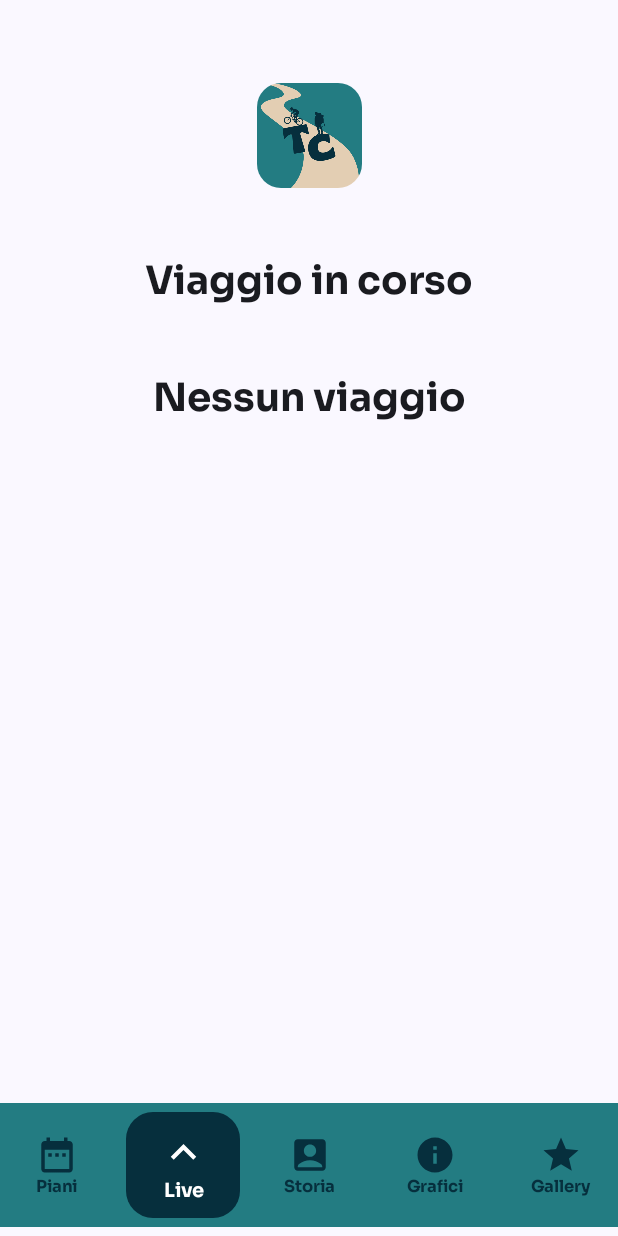
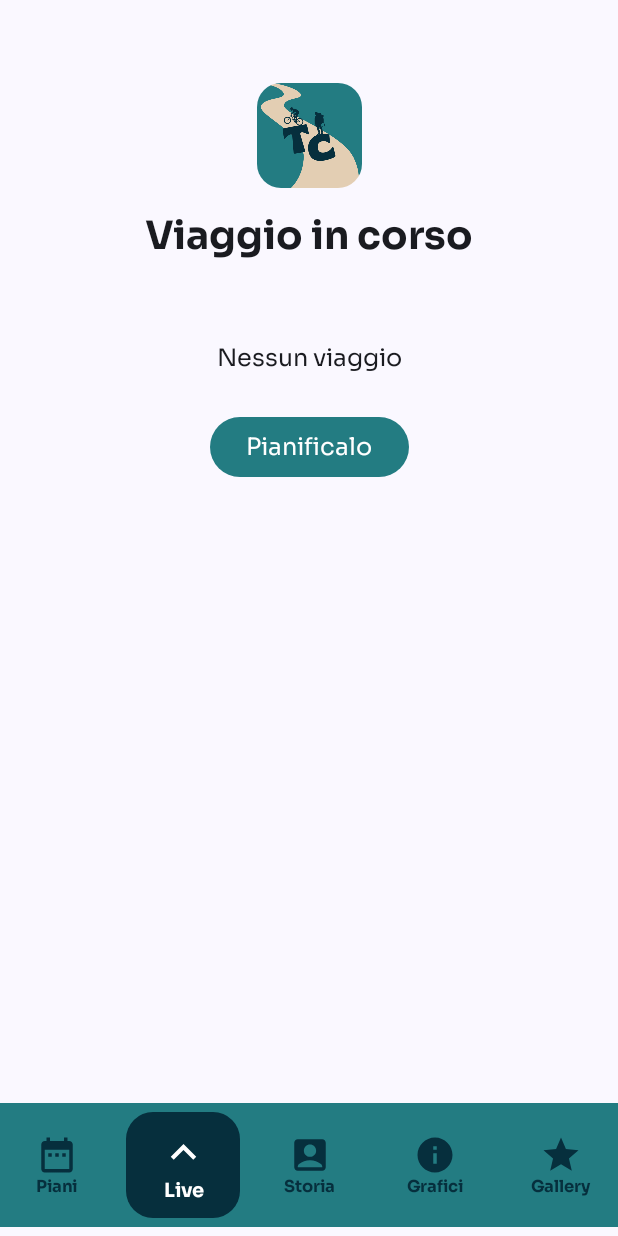
Before and after one commit to Manieri03/myTravelCompanion, an Android app built with Jetpack Compose: the screen it shows after launch (MainActivity), after a tap on "Live", on a phone screen of 412 x 824 dp. Run offline under Robolectric (Android 15) with nearby library versions, the phone set to English and light mode, and no system bars; our stand-ins replace Room's generated code.

Commit message:
Fix db importante e aggiunte
Aggiunta delle foreign key verso Trip con on delete cascade, possibilità di eliminazione di viaggio passato singolo

```diff
--- a/app/src/main/java/com/example/mytravelcompanion/data/AppDB.kt
+++ b/app/src/main/java/com/example/mytravelcompanion/data/AppDB.kt
@@ -6,7 +6,8 @@ import androidx.room.Room
 import androidx.room.RoomDatabase
 import androidx.room.TypeConverters
 
-@Database(entities = [Trip::class, Marker::class, Journey::class], version = 5, exportSchema = false)
+
+@Database(entities = [Trip::class, Marker::class, Journey::class], version = 8, exportSchema = false)
 @TypeConverters(Converters::class)
 abstract class AppDatabase : RoomDatabase() {
     abstract fun tripDao(): TripDao
--- a/app/src/main/java/com/example/mytravelcompanion/data/JourneyDAO.kt
+++ b/app/src/main/java/com/example/mytravelcompanion/data/JourneyDAO.kt
@@ -12,7 +12,7 @@ interface JourneyDAO {
     suspend fun insertJourney(journey: Journey): Long
 
     @Query("SELECT * FROM journeys WHERE tripId = :tripId")
-    suspend fun getJourneysForTrip(tripId: Long): List<Journey>
+    suspend fun getJourneysForTrip(tripId: Int): List<Journey>
 
     @Query("SELECT * FROM journeys WHERE id = :id")
     suspend fun getJourneyById(id: Long): Journey?
@@ -30,7 +30,7 @@ interface JourneyDAO {
     suspend fun deleteAllJourneys()
 
     @Query("DELETE FROM journeys WHERE tripId = :tripId")
-    suspend fun deleteJourneysForTrip(tripId: Long)
+    suspend fun deleteJourneysForTrip(tripId: Int)
 
     @Query("SELECT * FROM journeys")
     suspend fun getAllJourneys(): List<Journey>
--- a/app/src/main/java/com/example/mytravelcompanion/data/MarkerDAO.kt
+++ b/app/src/main/java/com/example/mytravelcompanion/data/MarkerDAO.kt
@@ -17,6 +17,12 @@ interface MarkerDAO {
     @Query("DELETE FROM markers WHERE tripId = :tripId")
     suspend fun deleteMarkersByTrip(tripId: Int)
 
-    @Query("SELECT * FROM markers WHERE photoPath IS NOT NULL ORDER BY tripId")
-    suspend fun getAllPhotos(): List<Marker>
+    @Query("""
+        SELECT m.id, m.tripId, m.photoPath, t.destination
+        FROM markers AS m
+        INNER JOIN trips AS t ON m.tripId = t.id
+        WHERE m.photoPath IS NOT NULL
+        ORDER BY m.tripId
+    """)
+    suspend fun getAllPhotosTrip(): List<MarkerWithTripName>
 }
--- a/app/src/main/java/com/example/mytravelcompanion/navigation/NavHost.kt
+++ b/app/src/main/java/com/example/mytravelcompanion/navigation/NavHost.kt
@@ -26,7 +26,7 @@ fun NavHost() {
             modifier = Modifier.padding(paddingValues)
         ) {
             composable("Plan") { Plan() }
-            composable("Live") { Live() }
+            composable("Live") { Live(navController) }
             composable("Story") { Story() }
             composable("Graphics") { Graphics() }
             composable("Gallery") { Gallery() }
--- a/app/src/main/java/com/example/mytravelcompanion/ui/screens/Gallery.kt
+++ b/app/src/main/java/com/example/mytravelcompanion/ui/screens/Gallery.kt
@@ -86,18 +86,18 @@ fun Gallery() {
 
         if (memories.isEmpty()) {
             Text(
-                "Non hai ancora aggiunto ricordi con foto 📸",
+                "Non hai ancora aggiunto foto",
                 style = myTipography2.bodyLarge,
                 modifier = Modifier.align(Alignment.CenterHorizontally)
             )
         } else {
-            memories.forEach { (tripId, photos) ->
+            memories.forEach { (tripDestination, photos) ->
                 Column(
                     modifier = Modifier.fillMaxWidth(),
                     verticalArrangement = Arrangement.spacedBy(12.dp)
                 ) {
                     Text(
-                        text = "Viaggio #$tripId",
+                        text = "Viaggio a $tripDestination",
                         fontSize = 20.sp,
                         style = myTipography2.titleMedium
                     )
--- a/app/src/main/java/com/example/mytravelcompanion/ui/screens/Live.kt
+++ b/app/src/main/java/com/example/mytravelcompanion/ui/screens/Live.kt
@@ -62,6 +62,7 @@ import androidx.compose.runtime.remember
 import androidx.compose.runtime.rememberCoroutineScope
 import androidx.compose.runtime.setValue
 import androidx.compose.ui.graphics.asImageBitmap
+import androidx.navigation.NavController
 import com.example.mytravelcompanion.data.MarkerDAO
 import com.example.mytravelcompanion.data.Trip
 import com.example.mytravelcompanion.data.TripType
@@ -81,7 +82,7 @@ import java.io.File
 import java.io.FileOutputStream
 
 @Composable
-fun Live() {
+fun Live(navController: NavController) {
     val context = LocalContext.current
     val dao = AppDatabase.getDatabase(context).tripDao()
     val markerDAO= AppDatabase.getDatabase(context).MarkerDAO()
@@ -116,7 +117,7 @@ fun Live() {
         modifier = Modifier
             .fillMaxSize()
             .padding(start = 18.dp, end = 18.dp, top = 55.dp, bottom = 18.dp),
-        verticalArrangement = Arrangement.spacedBy(45.dp)
+        verticalArrangement = Arrangement.spacedBy(15.dp)
     ){
         Row(
             modifier = Modifier.fillMaxWidth(),
@@ -144,6 +145,17 @@ fun Live() {
 
         // Mostra la mappa solo se c'è un viaggio e se il permesso è concesso
         if (currentTrip != null) {
+            Row(
+                modifier = Modifier.fillMaxWidth(),
+                horizontalArrangement = Arrangement.Center
+            ) {
+                Text(
+                    text = currentTrip.destination,
+                    fontSize = 22.sp,
+                    style = myTipography2.bodyLarge,
+                    color = ciano
+                )
+            }
             if (hasLocationPermission) {
                 Column(
                     modifier = Modifier
@@ -164,12 +176,16 @@ fun Live() {
                             tripId = currentTrip.id.toLong()
                         )
                     }
-
-                    Button(onClick = {
+                    Row (
+                        horizontalArrangement = Arrangement.spacedBy(5.dp)
+                    ){
+                        Button(
+                            onClick = {
                                 if (!isJourneyActive) {
                                     if (hasLocationPermission) {
                                         // Avvio percorso e service
-                                currentTrip.id.toLong().let { tripViewModel.startJourney(it) }
+                                        currentTrip.id
+                                            .let { tripViewModel.startJourney(it) }
                                         serviceIntent.putExtra("tripId", currentTrip.id)
                                         ContextCompat.startForegroundService(context, serviceIntent)
                                     } else {
@@ -183,7 +199,10 @@ fun Live() {
                                 }
                             }, colors = ButtonDefaults.buttonColors(containerColor = ciano)
                         ) {
-                        Text(if (!isJourneyActive) "Inizia percorso" else "Stop percorso", style = myTipography2.bodyLarge)
+                            Text(
+                                if (!isJourneyActive) "Avvia" else "Stop",
+                                style = myTipography2.bodyLarge
+                            )
                         }
 
                         Button(
@@ -194,7 +213,8 @@ fun Live() {
                             },
                             colors = ButtonDefaults.buttonColors(containerColor = blu)
                         ) {
-                        Text("Concludi viaggio", style = myTipography2.bodyLarge)
+                            Text("Fine viaggio", style = myTipography2.bodyLarge)
+                        }
                     }
                 }
             } else {
@@ -206,19 +226,27 @@ fun Live() {
             }
         }
         else {
-            Row(
-                modifier = Modifier.fillMaxWidth(),
-                horizontalArrangement = Arrangement.Center
+            Column(
+                modifier = Modifier
+                    .fillMaxWidth()
+                    .padding(top = 40.dp),
+                horizontalAlignment = Alignment.CenterHorizontally,
+                verticalArrangement = Arrangement.spacedBy(25.dp)
             ) {
                 Text(
                     text = "Nessun viaggio",
-                    fontSize = 26.sp,
-                    style = myTipography2.titleLarge
+                    style = myTipography2.bodyLarge
                 )
+
+                Button(
+                    onClick = { navController.navigate("Plan") },
+                    colors = ButtonDefaults.buttonColors(containerColor = ciano),
+                ) {
+                    Text("Pianificalo", style = myTipography2.bodyLarge)
+                }
+
             }
         }
-
-
 
     }
 }
@@ -369,7 +397,7 @@ fun TripMap(
             val fromDb = tripViewModel.getMarkersForTrip(it.id)
             markers.clear()
             markers.addAll(fromDb)
-            tripViewModel.loadJourneysForTrip(it.id.toLong())
+            tripViewModel.loadJourneysForTrip(it.id)
         }
     }
 
--- a/app/src/main/java/com/example/mytravelcompanion/ui/screens/Plan.kt
+++ b/app/src/main/java/com/example/mytravelcompanion/ui/screens/Plan.kt
@@ -278,26 +278,6 @@ fun Plan() {
 
                 }
             }
-            Button(
-                onClick = {
-                    viewModel.deleteAllTrips()
-                },
-                colors = ButtonDefaults.buttonColors(containerColor = MaterialTheme.colorScheme.error),
-                modifier = Modifier
-                    .fillMaxWidth()
-                    .height(50.dp)
-            ) {
-                Row {
-                    Icon(
-                        imageVector = Icons.Default.Delete,
-                        contentDescription = "Icona elimina tutti",
-                    )
-                    Spacer(modifier = Modifier.width(8.dp))
-                    Text(text = "Elimina tutti i viaggi",
-                        fontSize = 16.sp,
-                        style = MaterialTheme.typography.bodyLarge)
-                }
-            }
         }
     }
 }
```
Also changed, not shown: app/src/main/java/com/example/mytravelcompanion/data/Journey.kt (+18 -3 lines), app/src/main/java/com/example/mytravelcompanion/data/Marker.kt (+15 -1 lines), app/src/main/java/com/example/mytravelcompanion/data/MarkerTripName.kt (added, +8 -0 lines), app/src/main/java/com/example/mytravelcompanion/ui/screens/Story.kt (+14 -2 lines), app/src/main/java/com/example/mytravelcompanion/viewmodel/TripViewModel.kt (+7 -7 lines). Lines whose indentation alone changed are shown as unchanged.
